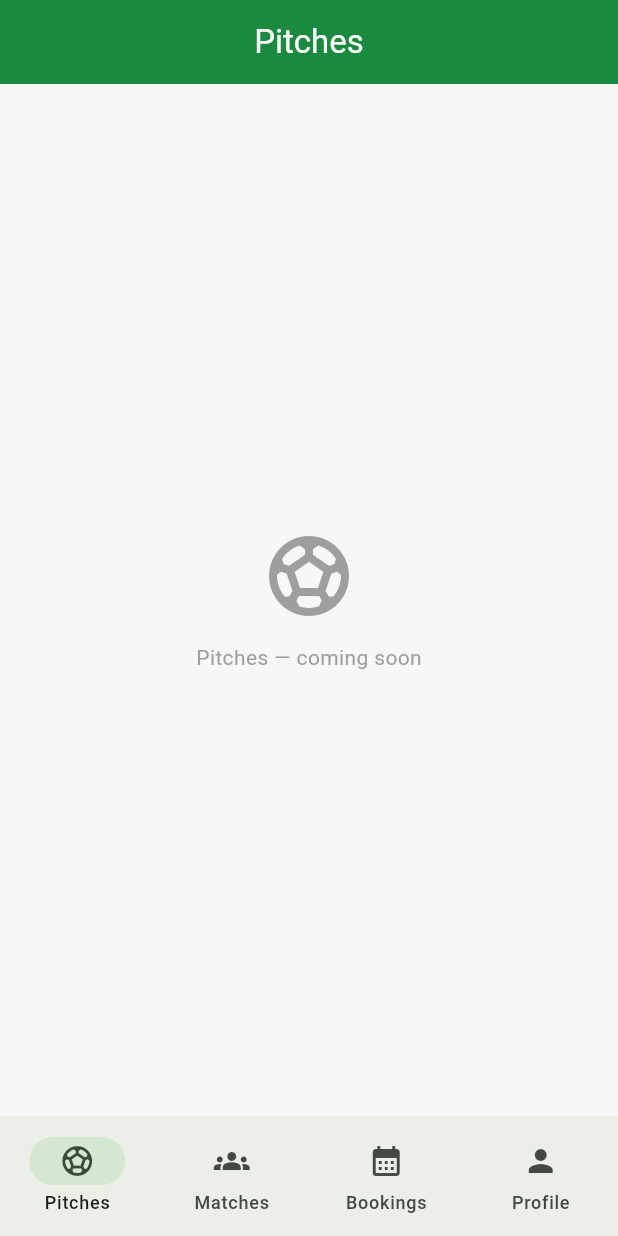
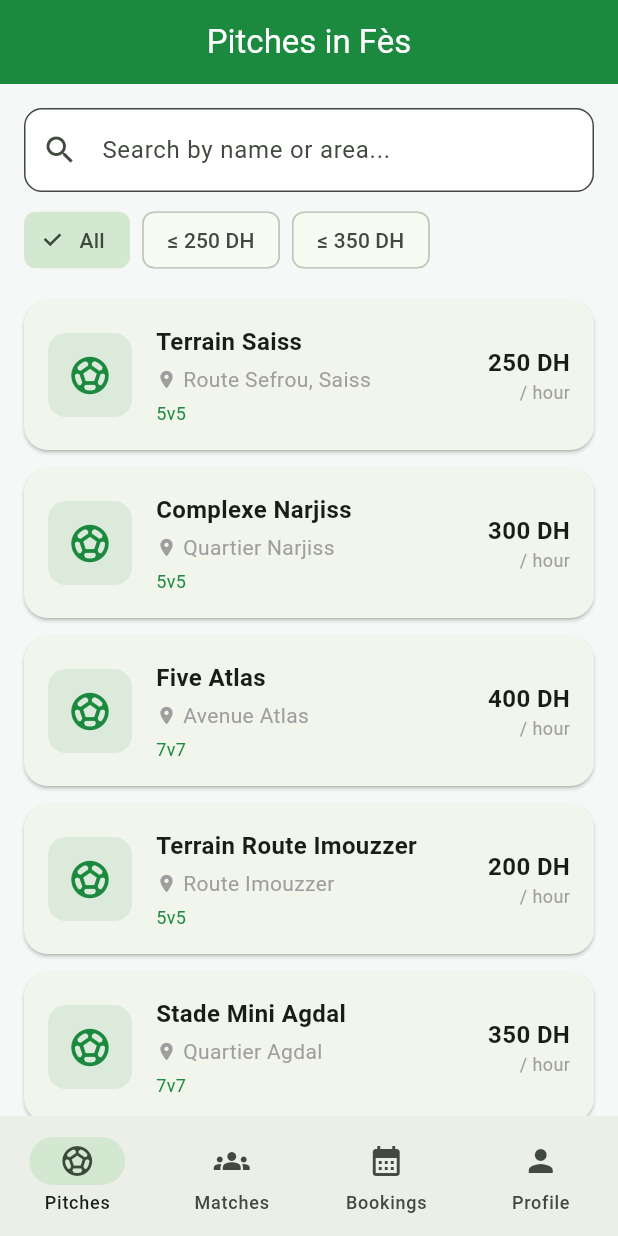
Before and after one commit to pitchou1837/terrain_express_frontend, a Flutter app: the PlayerShell screen opened directly, on a phone screen of 412 x 824 dp. Run offline on Flutter 3.47's test engine with Material 3 defaults, Android fonts, the phone set to English and light mode, and no system bars; our stand-ins replace flutter_secure_storage; accounts and stored records are empty.

Commit message:
Pitches: list, search, price filter, details

```diff
--- /dev/null
+++ b/lib/data/repositories/pitch_repository.dart
@@ -0,0 +1,70 @@
+import 'package:terrain_express/core/api_client.dart';
+import 'package:terrain_express/core/constants.dart';
+import 'package:terrain_express/models/pitch.dart';
+
+abstract class PitchRepository {
+  Future<List<Pitch>> getPitches({String? query, double? maxPrice});
+  Future<Pitch> getPitch(int id);
+}
+
+PitchRepository createPitchRepository() =>
+    AppConstants.useMock ? MockPitchRepository() : ApiPitchRepository();
+
+// ---------------------------------------------------------------------------
+// FAKE data — pitches in Fès
+// ---------------------------------------------------------------------------
+class MockPitchRepository implements PitchRepository {
+  static final _pitches = [
+    Pitch(id: 1, name: 'Terrain Saiss', address: 'Route Sefrou, Saiss',
+        city: 'Fès', size: '5v5', pricePerHour: 250, ownerId: 10, isValidated: true),
+    Pitch(id: 2, name: 'Complexe Narjiss', address: 'Quartier Narjiss',
+        city: 'Fès', size: '5v5', pricePerHour: 300, ownerId: 11, isValidated: true),
+    Pitch(id: 3, name: 'Five Atlas', address: 'Avenue Atlas',
+        city: 'Fès', size: '7v7', pricePerHour: 400, ownerId: 12, isValidated: true),
+    Pitch(id: 4, name: 'Terrain Route Imouzzer', address: 'Route Imouzzer',
+        city: 'Fès', size: '5v5', pricePerHour: 200, ownerId: 13, isValidated: true),
+    Pitch(id: 5, name: 'Stade Mini Agdal', address: 'Quartier Agdal',
+        city: 'Fès', size: '7v7', pricePerHour: 350, ownerId: 14, isValidated: true),
+  ];
+
+  @override
+  Future<List<Pitch>> getPitches({String? query, double? maxPrice}) async {
+    await Future.delayed(const Duration(milliseconds: 500));
+    final q = (query ?? '').trim().toLowerCase();
+    return _pitches.where((p) {
+      final matchesQuery = q.isEmpty ||
+          p.name.toLowerCase().contains(q) ||
+          p.address.toLowerCase().contains(q);
+      final matchesPrice = maxPrice == null || p.pricePerHour <= maxPrice;
+      return matchesQuery && matchesPrice;
+    }).toList();
+  }
+
+  @override
+  Future<Pitch> getPitch(int id) async {
+    await Future.delayed(const Duration(milliseconds: 300));
+    return _pitches.firstWhere((p) => p.id == id);
+  }
+}
+
+// ---------------------------------------------------------------------------
+// REAL version — Walid's /api/pitches routes
+// ---------------------------------------------------------------------------
+class ApiPitchRepository implements PitchRepository {
+  final _api = ApiClient.instance;
+
+  @override
+  Future<List<Pitch>> getPitches({String? query, double? maxPrice}) async {
+    final res = await _api.get('/pitches', query: {
+      if (query != null && query.isNotEmpty) 'q': query,
+      if (maxPrice != null) 'max_price': maxPrice.toString(),
+    });
+    return (res as List).map((j) => Pitch.fromJson(j)).toList();
+  }
+
+  @override
+  Future<Pitch> getPitch(int id) async {
+    final res = await _api.get('/pitches/$id');
+    return Pitch.fromJson(res);
+  }
+}
--- a/lib/features/home_shell.dart
+++ b/lib/features/home_shell.dart
@@ -1,5 +1,6 @@
 import 'package:flutter/material.dart';
 import 'package:terrain_express/widgets/placeholder_screen.dart';
+import 'package:terrain_express/features/pitches/pitch_list_screen.dart';
 
 /// Bottom navigation for PLAYERS
 class PlayerShell extends StatefulWidget {
@@ -12,12 +13,11 @@ class PlayerShell extends StatefulWidget {
 class _PlayerShellState extends State<PlayerShell> {
   int _index = 0;
 
-  // Replace each placeholder with the real screen later
   final _screens = const [
-    PlaceholderScreen(title: 'Pitches', icon: Icons.sports_soccer),     // Amine
-    PlaceholderScreen(title: 'Matches', icon: Icons.groups),            // Akram
-    PlaceholderScreen(title: 'My bookings', icon: Icons.calendar_month),// Amine
-    PlaceholderScreen(title: 'Profile', icon: Icons.person),            // Akram
+    PitchListScreen(),                                                   // Amine ✅
+    PlaceholderScreen(title: 'Matches', icon: Icons.groups),             // Akram
+    PlaceholderScreen(title: 'My bookings', icon: Icons.calendar_month), // Amine
+    PlaceholderScreen(title: 'Profile', icon: Icons.person),             // Akram
   ];
 
   @override
--- /dev/null
+++ b/lib/features/pitches/pitch_list_screen.dart
@@ -0,0 +1,216 @@
+import 'dart:async';
+import 'package:flutter/material.dart';
+import 'package:terrain_express/core/theme.dart';
+import 'package:terrain_express/data/repositories/pitch_repository.dart';
+import 'package:terrain_express/features/pitches/pitch_details_screen.dart';
+import 'package:terrain_express/models/pitch.dart';
+
+class PitchListScreen extends StatefulWidget {
+  const PitchListScreen({super.key});
+
+  @override
+  State<PitchListScreen> createState() => _PitchListScreenState();
+}
+
+class _PitchListScreenState extends State<PitchListScreen> {
+  final _repo = createPitchRepository();
+  final _searchCtrl = TextEditingController();
+  Timer? _debounce;
+
+  List<Pitch> _pitches = [];
+  bool _loading = true;
+  String? _error;
+  double? _maxPrice; // null = all prices
+
+  @override
+  void initState() {
+    super.initState();
+    _load();
+  }
+
+  @override
+  void dispose() {
+    _searchCtrl.dispose();
+    _debounce?.cancel();
+    super.dispose();
+  }
+
+  Future<void> _load() async {
+    setState(() {
+      _loading = true;
+      _error = null;
+    });
+    try {
+      final result = await _repo.getPitches(
+          query: _searchCtrl.text, maxPrice: _maxPrice);
+      setState(() => _pitches = result);
+    } catch (e) {
+      setState(() => _error = 'Could not load pitches');
+    } finally {
+      setState(() => _loading = false);
+    }
+  }
+
+  // Wait until the user stops typing before searching
+  void _onSearchChanged(String _) {
+    _debounce?.cancel();
+    _debounce = Timer(const Duration(milliseconds: 400), _load);
+  }
+
+  @override
+  Widget build(BuildContext context) {
+    return Scaffold(
+      appBar: AppBar(title: const Text('Pitches in Fès')),
+      body: Column(
+        children: [
+          // Search bar
+          Padding(
+            padding: const EdgeInsets.fromLTRB(16, 16, 16, 8),
+            child: TextField(
+              controller: _searchCtrl,
+              onChanged: _onSearchChanged,
+              decoration: const InputDecoration(
+                hintText: 'Search by name or area...',
+                prefixIcon: Icon(Icons.search),
+              ),
+            ),
+          ),
+
+          // Price filter chips
+          SizedBox(
+            height: 48,
+            child: ListView(
+              scrollDirection: Axis.horizontal,
+              padding: const EdgeInsets.symmetric(horizontal: 16),
+              children: [
+                _priceChip('All', null),
+                _priceChip('≤ 250 DH', 250),
+                _priceChip('≤ 350 DH', 350),
+              ],
+            ),
+          ),
+
+          Expanded(child: _buildBody()),
+        ],
+      ),
+    );
+  }
+
+  Widget _priceChip(String label, double? value) {
+    return Padding(
+      padding: const EdgeInsets.only(right: 8),
+      child: ChoiceChip(
+        label: Text(label),
+        selected: _maxPrice == value,
+        onSelected: (_) {
+          setState(() => _maxPrice = value);
+          _load();
+        },
+      ),
+    );
+  }
+
+  Widget _buildBody() {
+    if (_loading) {
+      return const Center(child: CircularProgressIndicator());
+    }
+    if (_error != null) {
+      return Center(
+        child: Column(
+          mainAxisSize: MainAxisSize.min,
+          children: [
+            Text(_error!),
+            TextButton(onPressed: _load, child: const Text('Retry')),
+          ],
+        ),
+      );
+    }
+    if (_pitches.isEmpty) {
+      return const Center(child: Text('No pitches found'));
+    }
+    return RefreshIndicator(
+      onRefresh: _load,
+      child: ListView.builder(
+        padding: const EdgeInsets.all(16),
+        itemCount: _pitches.length,
+        itemBuilder: (_, i) => _PitchCard(pitch: _pitches[i]),
+      ),
+    );
+  }
+}
+
+class _PitchCard extends StatelessWidget {
+  final Pitch pitch;
+  const _PitchCard({required this.pitch});
+
+  @override
+  Widget build(BuildContext context) {
+    return Card(
+      margin: const EdgeInsets.only(bottom: 12),
+      shape: RoundedRectangleBorder(borderRadius: BorderRadius.circular(16)),
+      clipBehavior: Clip.antiAlias,
+      child: InkWell(
+        onTap: () => Navigator.push(
+          context,
+          MaterialPageRoute(
+              builder: (_) => PitchDetailsScreen(pitchId: pitch.id)),
+        ),
+        child: Padding(
+          padding: const EdgeInsets.all(16),
+          child: Row(
+            children: [
+              Container(
+                width: 56,
+                height: 56,
+                decoration: BoxDecoration(
+                  color: AppColors.primary.withValues(alpha: 0.1),
+                  borderRadius: BorderRadius.circular(12),
+                ),
+                child: const Icon(Icons.sports_soccer,
+                    color: AppColors.primary, size: 30),
+              ),
+              const SizedBox(width: 16),
+              Expanded(
+                child: Column(
+                  crossAxisAlignment: CrossAxisAlignment.start,
+                  children: [
+                    Text(pitch.name,
+                        style: const TextStyle(
+                            fontSize: 16, fontWeight: FontWeight.bold)),
+                    const SizedBox(height: 4),
+                    Row(
+                      children: [
+                        const Icon(Icons.location_on,
+                            size: 14, color: Colors.grey),
+                        const SizedBox(width: 4),
+                        Expanded(
+                          child: Text(pitch.address,
+                              style: const TextStyle(color: Colors.grey),
+                              overflow: TextOverflow.ellipsis),
+                        ),
+                      ],
+                    ),
+                    const SizedBox(height: 4),
+                    Text(pitch.size,
+                        style: const TextStyle(
+                            fontSize: 12, color: AppColors.primary)),
+                  ],
+                ),
+              ),
+              Column(
+                crossAxisAlignment: CrossAxisAlignment.end,
+                children: [
+                  Text('${pitch.pricePerHour.toInt()} DH',
+                      style: const TextStyle(
+                          fontSize: 16, fontWeight: FontWeight.bold)),
+                  const Text('/ hour',
+                      style: TextStyle(fontSize: 12, color: Colors.grey)),
+                ],
+              ),
+            ],
+          ),
+        ),
+      ),
+    );
+  }
+}
```
Also changed, not shown: lib/features/pitches/pitch_details_screen.dart (added, +112 -0 lines).
